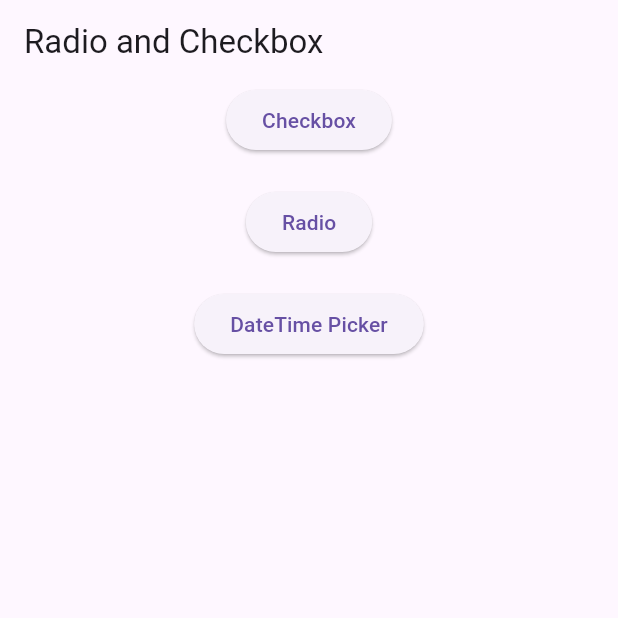
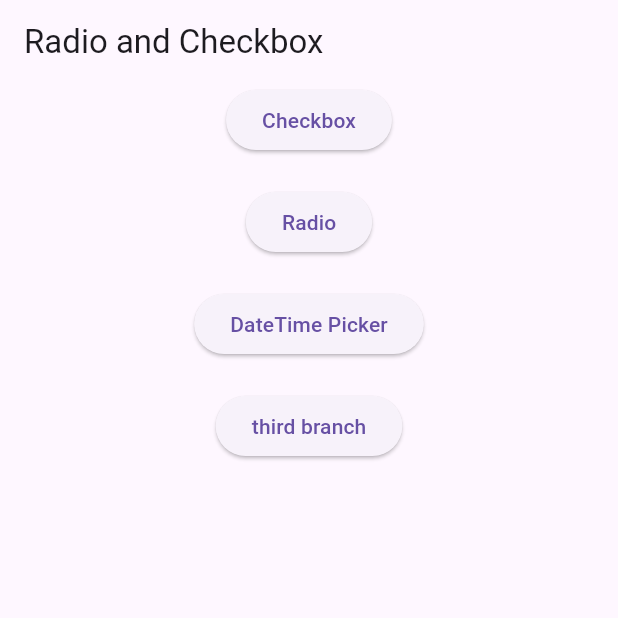
Before and after one commit to Inzaaamam/radio_checkbox, a Flutter app: the screen it shows after launch, on a phone screen of 412 x 824 dp, the top half of it. Run offline on Flutter 3.47's test engine with Material 3 defaults, Android fonts, the phone set to English and light mode, and no system bars; our stand-ins replace bloc, flutter_bloc, reactive_forms; missing offline and left inert: reactive_date_time_picker.

Commit message:
here is the third branch here

```diff
--- a/lib/main.dart
+++ b/lib/main.dart
@@ -1,6 +1,7 @@
 import 'package:flutter/material.dart';
 import 'package:ui_practices_app/checkbox/checkbox.dart';
 import 'package:ui_practices_app/data_time_picker/data_time_picker.dart';
+import 'package:ui_practices_app/git_branch_work_here/third_branch.dart';
 import 'package:ui_practices_app/radio/radio_screen.dart';
 
 void main() {
@@ -68,7 +69,20 @@ class HomeScren extends StatelessWidget {
                           builder: (context) => const DataTimeScreen()));
                 },
                 child: const Text('DateTime Picker')),
-          )
+          ),
+          const SizedBox(
+            height: 20,
+          ),
+          Center(
+            child: ElevatedButton(
+                onPressed: () {
+                  Navigator.push(
+                      context,
+                      MaterialPageRoute(
+                          builder: (context) => const ThirdBranch()));
+                },
+                child: const Text('third branch')),
+          ),
         ],
       ),
     );
```
Also changed, not shown: lib/git_branch_work_here/third_branch.dart (added).
